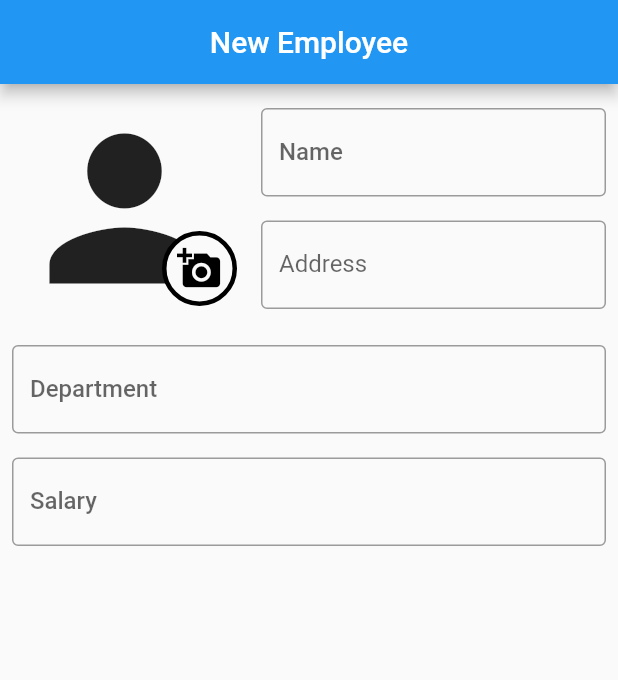
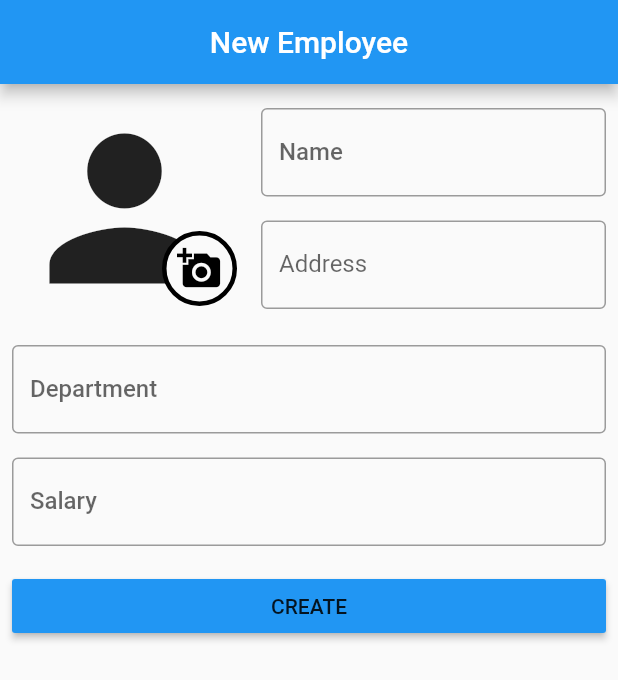
Before and after one commit to zahradjan/employee-view-app, a Flutter app: the NewEmployeeCard screen opened directly, on a phone screen of 412 x 824 dp. Shown: the top 680 px of the screen. Run offline on Flutter 3.47's test engine with Material 2 defaults, Android fonts, the light colour scheme and no system bars; our stand-ins replace cached_network_image, floor, get, image_picker, modal_bottom_sheet, sqflite; accounts and stored records are empty; generated files the repository leaves out were written again; network calls fail.

Commit message:
New employee done

```diff
--- a/lib/screens/components/employee_img_picker.dart
+++ b/lib/screens/components/employee_img_picker.dart
@@ -20,7 +20,8 @@ class EmployeeImagePicker extends StatelessWidget {
     try {
       var image = await imagePicker.pickImage(source: imageSource);
       if (image == null) return;
-      employeesController.setProfileImagePath(image.path);
+      employeesController.setImage(image);
+      // employeesController.setProfileImagePath(image.path);
     } on PlatformException catch (e) {
       //TODO:Show snackbar
       Get.snackbar(
@@ -80,7 +81,8 @@ class EmployeeImagePicker extends StatelessWidget {
               height: 150,
               child: employeesController.isImagePathSet.value != true
                   ? Icon(Icons.person, size: 150)
-                  : Image.file(File(employeesController.imagePath.value)))),
+                  : Image.file(
+                      File(employeesController.empPhoto.value!.path)))),
           AddPhotoWidget()
         ],
       ),
--- a/lib/screens/new_employee_card.dart
+++ b/lib/screens/new_employee_card.dart
@@ -2,6 +2,7 @@ import 'package:flutter/material.dart';
 import 'package:flutter/src/foundation/key.dart';
 import 'package:flutter/src/widgets/framework.dart';
 import 'package:get/get.dart';
+import 'package:mobilesoft_flutter_test/controllers/employees_controller.dart';
 import 'package:mobilesoft_flutter_test/screens/components/employee_img_picker.dart';
 
 class NewEmployeeCard extends StatefulWidget {
@@ -12,6 +13,10 @@ class NewEmployeeCard extends StatefulWidget {
 }
 
 class _NewEmployeeCardState extends State<NewEmployeeCard> {
+  String name = '';
+  String department = '';
+  int salary = 0;
+  EmployeesController employeesController = Get.put(EmployeesController());
   @override
   Widget build(BuildContext context) {
     return Scaffold(
@@ -35,11 +40,13 @@ class _NewEmployeeCardState extends State<NewEmployeeCard> {
                     children: [
                       Padding(
                         padding: const EdgeInsets.all(8.0),
-                        child: TextField(
+                        child: TextFormField(
                           decoration: InputDecoration(
                             border: OutlineInputBorder(),
                             labelText: 'Name',
                           ),
+                          onChanged: (value) =>
+                              {employeesController.setEmpName = value},
                           style: TextStyle(
                             fontSize: 16,
                             fontWeight: FontWeight.w500,
@@ -48,11 +55,13 @@ class _NewEmployeeCardState extends State<NewEmployeeCard> {
                       ),
                       Padding(
                         padding: const EdgeInsets.all(8.0),
-                        child: TextField(
+                        child: TextFormField(
                             decoration: InputDecoration(
                               border: OutlineInputBorder(),
                               labelText: 'Address',
                             ),
+                            onChanged: (value) =>
+                                {employeesController.setEmpAddress = value},
                             minLines: 1,
                             style: TextStyle(fontSize: 16)),
                       ),
@@ -68,7 +77,7 @@ class _NewEmployeeCardState extends State<NewEmployeeCard> {
           child: Row(
             children: [
               Expanded(
-                child: TextField(
+                child: TextFormField(
                     decoration: InputDecoration(
                       border: OutlineInputBorder(),
                       labelText: 'Department',
@@ -77,7 +86,8 @@ class _NewEmployeeCardState extends State<NewEmployeeCard> {
                       fontSize: 16,
                       fontWeight: FontWeight.w500,
                     ),
-                ),
+                    onChanged: (value) =>
+                        {employeesController.setEmpDepartment = value}),
               ),
             ],
           ),
@@ -87,15 +97,34 @@ class _NewEmployeeCardState extends State<NewEmployeeCard> {
           child: Row(
             children: [
               Expanded(
-                child: TextField(
+                child: TextFormField(
                     decoration: InputDecoration(
                       border: OutlineInputBorder(),
                       labelText: 'Salary',
                     ),
+                    keyboardType: TextInputType.number,
                     style: TextStyle(
                       fontSize: 16,
                       fontWeight: FontWeight.w500,
                     ),
+                    onChanged: (value) =>
+                        {employeesController.setEmpSalary = int.parse(value)}),
+              ),
+            ],
+          ),
+        ),
+        Padding(
+          padding: const EdgeInsets.all(8.0),
+          child: Row(
+            children: [
+              Expanded(
+                child: MaterialButton(
+                  onPressed: () async {
+                    employeesController.createNewEmployee();
+                  },
+                  minWidth: double.infinity,
+                  color: Theme.of(context).primaryColor,
+                  child: Text("CREATE"),
                 ),
               ),
             ],
```
Also changed, not shown: lib/controllers/employee_api_provider.dart (+6 -2 lines), lib/controllers/employees_controller.dart (+61 -17 lines). Lines whose indentation alone changed are shown as unchanged.
